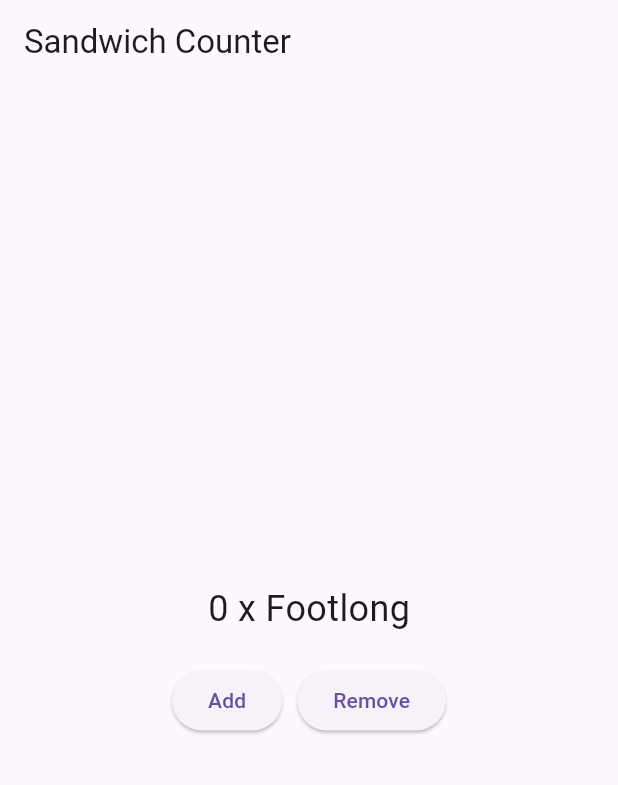
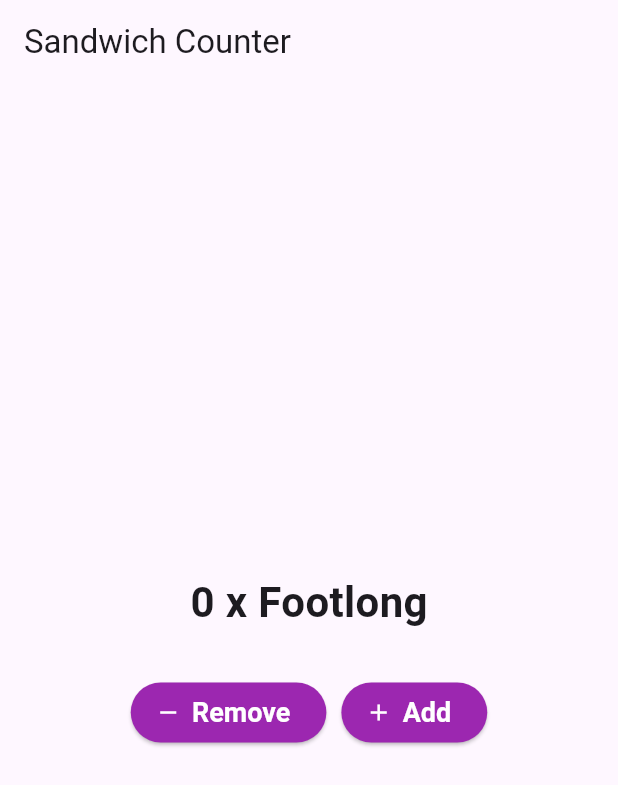
Before and after one commit to HiroNormal/sandwich_shop, a Flutter app: the screen it shows after launch, on a phone screen of 412 x 824 dp. Shown: the top 785 px of the screen. Run offline on Flutter 3.47's test engine with Material 3 defaults, Android fonts, the phone set to English and light mode, and no system bars.

Commit message:
nullable button

```diff
--- a/flutter_application_1/lib/main.dart
+++ b/flutter_application_1/lib/main.dart
@@ -49,20 +49,25 @@ class _OrderScreenState extends State<OrderScreen> {
           mainAxisAlignment: MainAxisAlignment.center,
           children: [
             OrderItemDisplay(_quantity, 'Footlong'),
-            const SizedBox(height: 20),
-            Row(
+            const SizedBox(height: 30),
+            Padding(
+              padding: const EdgeInsets.symmetric(horizontal: 30.0),
+              child: Row(
                 mainAxisAlignment: MainAxisAlignment.center,
                 children: [
-                ElevatedButton(
-                  onPressed: _increaseQuantity,
-                  child: const Text('Add'),
+                  StyledButton(
+                    onPressed: _decreaseQuantity,
+                    label: 'Remove',
+                    icon: Icons.remove,
                   ),
                   const SizedBox(width: 10),
-                ElevatedButton(
-                  onPressed: _decreaseQuantity,
-                  child: const Text('Remove'),
+                  StyledButton(
+                    onPressed: _quantity < widget.maxQuantity ? _increaseQuantity : null,
+                    label: 'Add',
+                    icon: Icons.add,
                   ),
                 ],
+              ),
             ),
           ],
         ),
@@ -81,7 +86,37 @@ class OrderItemDisplay extends StatelessWidget {
   Widget build(BuildContext context) {
     return Text(
       '$count x $itemName',
-      style: const TextStyle(fontSize: 24),
+      style: const TextStyle(fontSize: 28, fontWeight: FontWeight.bold),
     );
   }
 }
+
+class StyledButton extends StatelessWidget {
+  final VoidCallback? onPressed;
+  final String label;
+  final IconData icon;
+
+  const StyledButton({
+    super.key,
+    required this.onPressed,
+    required this.label,
+    required this.icon,
+  });
+
+  @override
+  Widget build(BuildContext context) {
+    return ElevatedButton.icon(
+      onPressed: onPressed,
+      style: ElevatedButton.styleFrom(
+        backgroundColor: Colors.purple,
+        foregroundColor: Colors.white,
+        textStyle: const TextStyle(
+          fontSize: 18,
+          fontWeight: FontWeight.w600,
+        ),
+      ),
+      icon: Icon(icon),
+      label: Text(label),
+    );
+  }
+}
```
Lines whose indentation alone changed are shown as unchanged.
